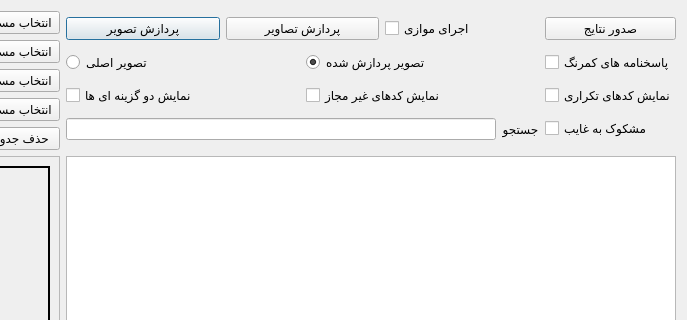
Old version of the form omrprocess.ui in the repository pouya-codes/OMR; both pictures show x 562 to 1249 and y 0 to 320 of the 1249 by 930 pixel window.
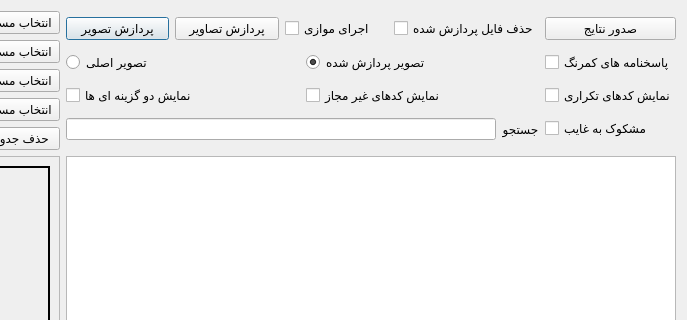
New version of the form. Custom widgets are drawn as their Qt base class.

```diff
--- a/omrprocess.ui
+++ b/omrprocess.ui
@@ -229,6 +229,13 @@
              </property>
             </widget>
            </item>
+           <item>
+            <widget class="QCheckBox" name="checkBox_omitProcessedFile">
+             <property name="text">
+              <string>حذف فایل پردازش شده</string>
+             </property>
+            </widget>
+           </item>
           </layout>
          </item>
          <item row="6" column="1">
```
